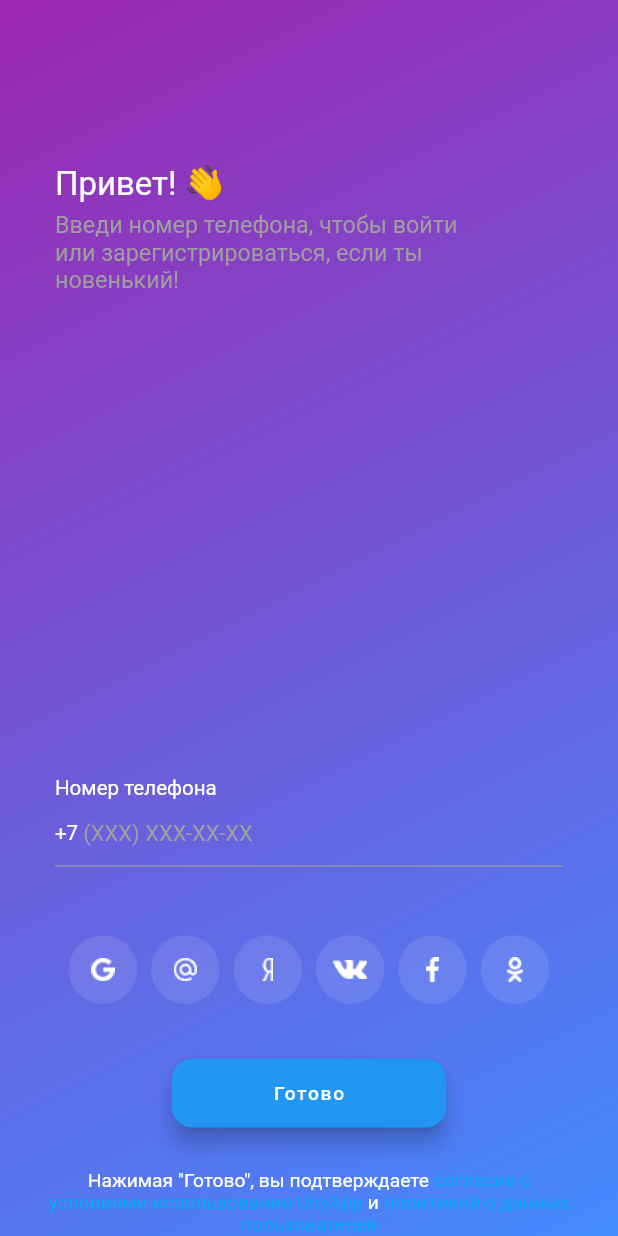
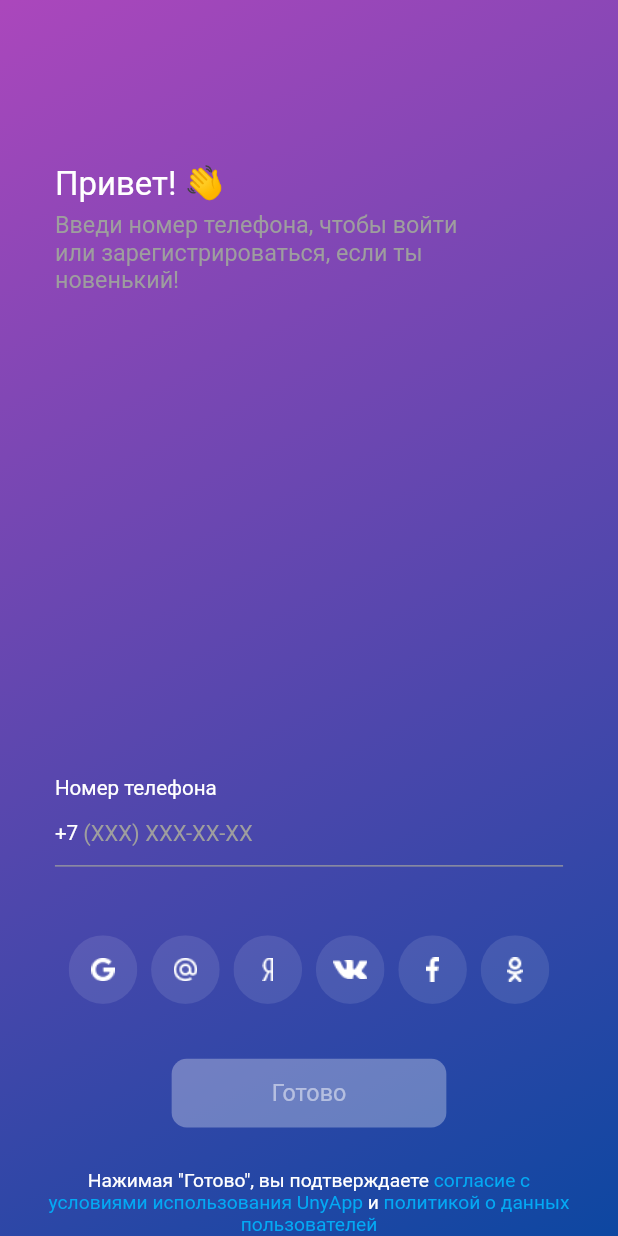
Before and after one commit to unysu/uny-app-front, a Flutter app: the screen it shows after launch, on a phone screen of 412 x 824 dp. Run offline on Flutter 3.47's test engine with Material 2 defaults, Android fonts, the phone set to English and light mode, and no system bars; our stand-ins replace responsive_framework.

Commit message:
Made splash screen, and first screen

```diff
--- a/lib/Authorization Page/authorization_page.dart
+++ b/lib/Authorization Page/authorization_page.dart
@@ -1,5 +1,4 @@
 import 'package:flutter/cupertino.dart';
-import 'package:flutter/gestures.dart';
 import 'package:flutter/material.dart';
 import 'package:responsive_framework/responsive_framework.dart';
 
@@ -23,6 +22,9 @@ class _AuthorizationPageState extends State<AuthorizationPage>{
   FocusNode? focusNode;
 
   TextEditingController? textController;
+
+  bool? isDisabled = true;
+
 
   @override
   void initState() {
@@ -62,20 +64,20 @@ class _AuthorizationPageState extends State<AuthorizationPage>{
 
   Widget authBody(){
     return Container(
-      decoration: const BoxDecoration(
+      decoration: BoxDecoration(
           gradient: LinearGradient(
               begin: Alignment.topLeft,
               end: Alignment.bottomRight,
               colors: [
-                Colors.purple,
-                Colors.blueAccent
+                Colors.purple[400]!,
+                Colors.blue[900 ]!
               ]
           )
       ),
       child: Column(
         children: [
           Padding(
-            padding: EdgeInsets.only(left: 40, top: 120, right: 79, bottom: focusNode!.hasFocus ? 200 : 350),
+            padding: EdgeInsets.only(left: 40, top: 120, right: 79, bottom: !isKeyboardClosed() ? 150 : 350),
             child: SizedBox(
               height: 95,
               width: 500,
@@ -98,7 +100,7 @@ class _AuthorizationPageState extends State<AuthorizationPage>{
             ),
           ),
           Padding(
-            padding: EdgeInsets.only(left: 40, right: 40),
+            padding: const EdgeInsets.only(left: 40, right: 40),
               child: Column(
                 crossAxisAlignment: CrossAxisAlignment.start,
                 mainAxisAlignment: MainAxisAlignment.center,
@@ -110,12 +112,14 @@ class _AuthorizationPageState extends State<AuthorizationPage>{
                     style: const TextStyle(color: Colors.white),
                     keyboardType: TextInputType.number,
                     cursorColor: Colors.white,
+                    textAlign: TextAlign.left,
                     decoration: InputDecoration(
                       hintText: ('(XXX) XXX-XX-XX'),
                       hintStyle: const TextStyle(color: Colors.grey),
                       prefixIcon: const Text('+7 ', style: TextStyle(color: Colors.white, fontSize: 15)),
+                      alignLabelWithHint: true,
                       prefixIconConstraints: const BoxConstraints(minWidth: 0, minHeight: 0),
-                      suffixIcon: focusNode!.hasFocus ? IconButton(onPressed: (){textController!.clear();}, icon: Icon(CupertinoIcons.clear_thick_circled, color: Colors.white.withOpacity(0.5))) : null,
+                      suffixIcon: !isKeyboardClosed() ? SizedBox(child:IconButton(onPressed: (){textController!.clear(); setState(() {isDisabled = true;});}, icon: Icon(CupertinoIcons.clear_thick_circled, color: Colors.white.withOpacity(0.5)))) : null,
                         suffixIconConstraints: const BoxConstraints(minWidth: 0, minHeight: 0),
                       focusedBorder: const UnderlineInputBorder(
                         borderSide: BorderSide(color: Colors.white)
@@ -127,11 +131,22 @@ class _AuthorizationPageState extends State<AuthorizationPage>{
                     onTap: () {
                       FocusScope.of(context).requestFocus(focusNode);
                     },
+                    onChanged: (value){
+                      if(value != ''){
+                        setState(() {
+                          isDisabled = false;
+                        });
+                      }else{
+                        setState(() {
+                          isDisabled = true;
+                        });
+                      }
+                    },
                   )
                 ],
               )
           ),
-          focusNode!.hasFocus ? Container() : Padding(
+          !isKeyboardClosed() ? Container() : Padding(
             padding: const EdgeInsets.only(top: 50),
             child: Row(
               mainAxisAlignment: MainAxisAlignment.center,
@@ -199,20 +214,21 @@ class _AuthorizationPageState extends State<AuthorizationPage>{
             ),
           ),
           Padding(
-            padding: EdgeInsets.only(top: 40, bottom: focusNode!.hasFocus ? 10 : 30),
-            child: SizedBox(
-              width: 200,
-              height: 50,
-              child: FloatingActionButton.extended(
-                onPressed: null,
-                label: const Text('Готово'),
-                shape: RoundedRectangleBorder(
-                    borderRadius: BorderRadius.circular(15)
+            padding: EdgeInsets.only(top: 40, bottom: !isKeyboardClosed() ? 10 : 30),
+            child: Material(
+              borderRadius: BorderRadius.circular(11),
+              color: isDisabled == true ? Colors.white.withOpacity(0.3) : Colors.white,
+              child: InkWell(
+                onTap: isDisabled == true ? null : () => null,
+                child: SizedBox(
+                  width: 200,
+                  height: 50,
+                  child: Center(child: Text('Готово', style: TextStyle(color: isDisabled == true ? Colors.white.withOpacity(0.5) : Colors.black, fontSize: 17))),
                 ),
               ),
             )
           ),
-          focusNode!.hasFocus ? Container() : const Padding(
+          !isKeyboardClosed() ? Container() : const Padding(
             padding: EdgeInsets.only(left: 35, right: 35),
             child: Text.rich(
                 TextSpan(
@@ -240,4 +256,8 @@ class _AuthorizationPageState extends State<AuthorizationPage>{
       ),
     );
   }
+
+  bool isKeyboardClosed(){
+    return MediaQuery.of(context).viewInsets.bottom == 0.0;
+  }
 }
```
Also changed, not shown: 3 other files.
